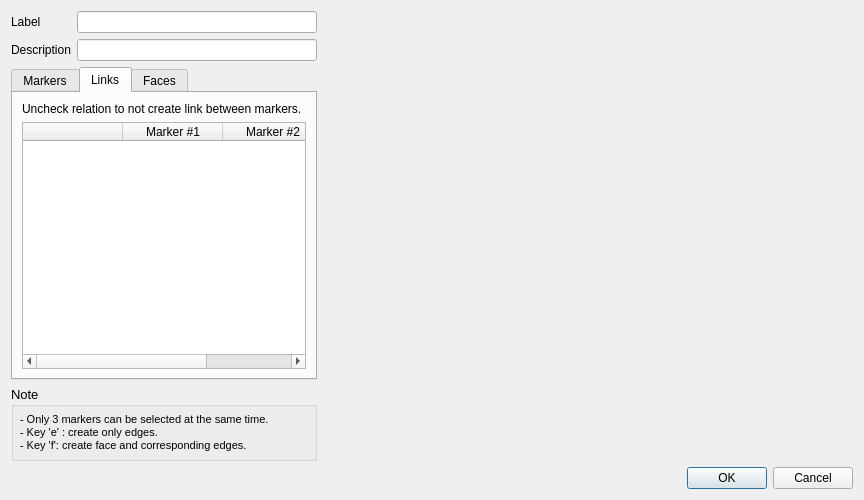
Before: the Qt Designer form Tools/Mokka/NewSegmentDialog.ui in Biomechanical-ToolKit/BTKCore, drawn with Qt 5.
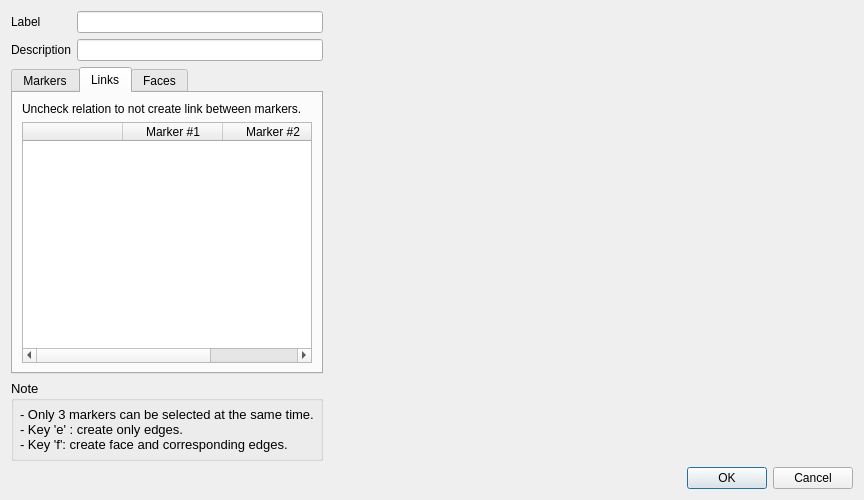
After: the same form once the commit is applied. Icons and pictures are not drawn. Custom widgets are drawn as their Qt base class.

Commit message: [FIX] Mokka: Under MacOS X, the size of the font for the explanation of the shortcuts in the segment dialog is too tiny.

Patch:
```diff
--- a/Tools/Mokka/NewSegmentDialog.ui
+++ b/Tools/Mokka/NewSegmentDialog.ui
@@ -247,11 +247,6 @@
       </property>
       <item>
        <widget class="QLabel" name="noteLabel">
-        <property name="font">
-         <font>
-          <pointsize>8</pointsize>
-         </font>
-        </property>
         <property name="text">
          <string>- Only 3 markers can be selected at the same time.
 - Key 'e' : create only edges.
```
